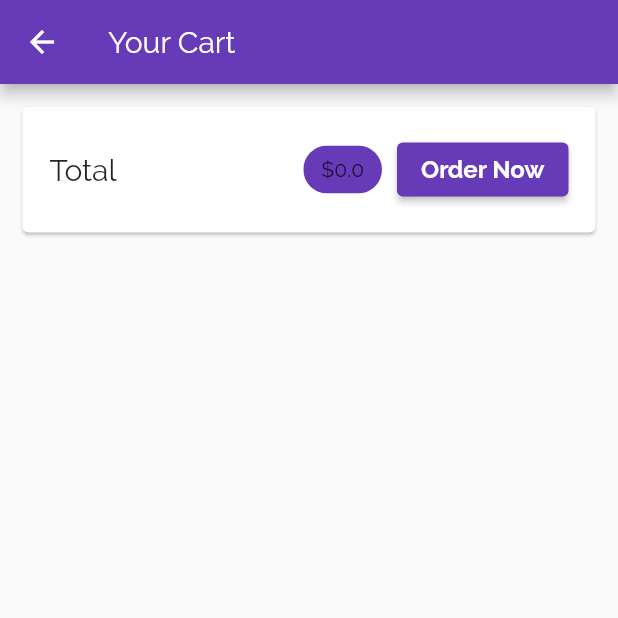
After one commit to dhruvgupta311/Shop-App, a Flutter app: the CartScreen screen opened by its route, on a phone screen of 412 x 824 dp, the top half of it. The commit adds this screen. Run offline on Flutter 3.47's test engine with Material 2 defaults, Android fonts, the phone set to English and light mode, and no system bars; network calls fail.

Commit message:
cart item list

```diff
--- a/shop_app/lib/main.dart
+++ b/shop_app/lib/main.dart
@@ -6,6 +6,7 @@ import './screen/product_detail_screen.dart';
 import './screen/product_overview_screen.dart';
 import './provider/products_provider.dart';
 import './provider/cart.dart';
+import './screen/cart_screen.dart';
 
 void main() {
   runApp(MyApp());
@@ -34,7 +35,9 @@ class MyApp extends StatelessWidget {
           home: ProductsOverviewScreen(),
           routes: {
             ProductDetailScreen.routeName: (ctx) => ProductDetailScreen(),
+            CartScreen.routeName:(ctx)=>CartScreen(),
           }),
     );
+
   }
 }
--- a/shop_app/lib/provider/cart.dart
+++ b/shop_app/lib/provider/cart.dart
@@ -24,6 +24,13 @@ class Cart with ChangeNotifier{
   int get itemCount{
     return _items.length;
   }
+  double get totalAmount{
+    var total=0.0;
+    _items.forEach((key, CartItem) {
+      total+=CartItem.price*CartItem.quantity;
+    });
+    return total;
+  }
   void addItems(String productId,double price,String title){
     if(_items.containsKey(productId)){
       //change quantity
--- /dev/null
+++ b/shop_app/lib/screen/cart_screen.dart
@@ -0,0 +1,69 @@
+import 'package:flutter/material.dart';
+import 'package:provider/provider.dart';
+import '../provider/cart.dart';
+import '../widget/cart_item.dart' as ci;
+class CartScreen extends StatelessWidget {
+  static const routeName = '/cart';
+
+  @override
+  Widget build(BuildContext context) {
+    final cart = Provider.of<Cart>(context);
+    return Scaffold(
+      appBar: AppBar(
+        title: Text('Your Cart'),
+      ),
+      body: Column(
+        children: <Widget>[
+          Card(
+            margin: EdgeInsets.all(15),
+            child: Padding(
+              padding: EdgeInsets.all(18),
+              child: Row(
+                mainAxisAlignment: MainAxisAlignment.spaceAround,
+                children: [
+                  Text(
+                    'Total',
+                    style: TextStyle(fontSize: 20),
+                  ),
+                  Spacer(),
+                  Chip(
+                    label: Text('\$${cart.totalAmount}'),
+                    backgroundColor: Theme.of(context).primaryColor,
+                  ),
+                  SizedBox(
+                    width: 10,
+                  ),
+                  ElevatedButton(
+                    onPressed: () {},
+                    child: Text(
+                      'Order Now',
+                      style: TextStyle(
+                        fontSize: 16,
+                        fontWeight: FontWeight.bold,
+                        color: Colors.white,
+                      ),
+                    ),
+                  ),
+                ],
+              ),
+            ),
+          ),
+          SizedBox(
+            height: 10,
+          ),
+          Expanded(
+            child: ListView.builder(
+              itemBuilder: (ctx,i)=> ci.CartItem(
+                cart.items.values.toList()[i].id,
+                 cart.items.values.toList()[i].price,
+                 cart.items.values.toList()[i].quantity,
+                 cart.items.values.toList()[i].title,
+                ),
+                itemCount: cart.items.length,
+                ),
+             ),
+        ],
+      ),
+    );
+  }
+}
--- a/shop_app/lib/screen/product_overview_screen.dart
+++ b/shop_app/lib/screen/product_overview_screen.dart
@@ -1,7 +1,9 @@
 import 'package:flutter/material.dart';
 import 'package:provider/provider.dart';
+import 'package:shop_app/screen/cart_screen.dart';
 import '../widget/product_grid.dart';
 import '../provider/cart.dart';
+import './cart_screen.dart';
 
 enum FilterOptions {
   Favorites,
@@ -57,7 +59,9 @@ class _ProductsOverviewScreenState extends State<ProductsOverviewScreen> {
             icon: Icon(
               Icons.shopping_cart,
             ),
-            onPressed: () {},
+            onPressed: () {
+              Navigator.of(context).pushNamed(CartScreen.routeName);
+            },
             ),
           ),
         ],
```
Also changed, not shown: shop_app/lib/widget/cart_item.dart (added, +31 -0 lines).
